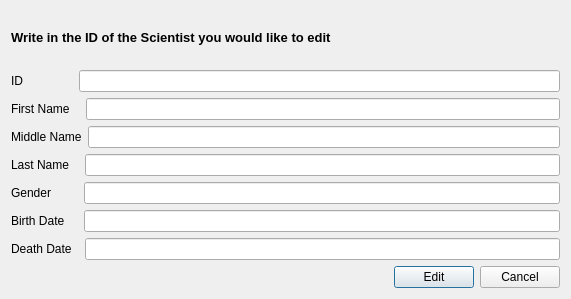
Above: Skil 3/UI/editscientist.ui from SenpaiPlz/0011Week before the change. Below: the same form after it.
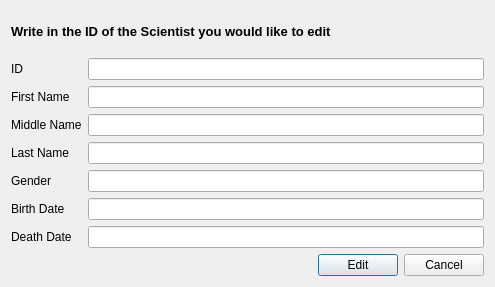
That is the form after the change. Icons and pictures are not drawn.

The edit to the form file:
```diff
--- a/Skil 3/UI/editscientist.ui
+++ b/Skil 3/UI/editscientist.ui
@@ -6,8 +6,8 @@
    <rect>
     <x>0</x>
     <y>0</y>
-    <width>571</width>
-    <height>299</height>
+    <width>495</width>
+    <height>287</height>
    </rect>
   </property>
   <property name="font">
@@ -43,99 +43,75 @@
     </layout>
    </item>
    <item>
-    <layout class="QHBoxLayout" name="horizontalLayout">
-     <item>
+    <layout class="QFormLayout" name="formLayout">
+     <item row="0" column="0">
       <widget class="QLabel" name="label_2">
        <property name="text">
         <string>ID               </string>
        </property>
       </widget>
      </item>
-     <item>
+     <item row="0" column="1">
       <widget class="QLineEdit" name="edit_id"/>
      </item>
-    </layout>
-   </item>
-   <item>
-    <layout class="QHBoxLayout" name="horizontalLayout_2">
-     <item>
+     <item row="1" column="0">
       <widget class="QLabel" name="label_3">
        <property name="text">
         <string>First Name   </string>
        </property>
       </widget>
      </item>
-     <item>
+     <item row="1" column="1">
       <widget class="QLineEdit" name="edit_first_name"/>
      </item>
-    </layout>
-   </item>
-   <item>
-    <layout class="QHBoxLayout" name="horizontalLayout_3">
-     <item>
+     <item row="2" column="0">
       <widget class="QLabel" name="label_4">
        <property name="text">
         <string>Middle Name</string>
        </property>
       </widget>
      </item>
-     <item>
+     <item row="2" column="1">
       <widget class="QLineEdit" name="edit_middle_name"/>
      </item>
-    </layout>
-   </item>
-   <item>
-    <layout class="QHBoxLayout" name="horizontalLayout_4">
-     <item>
+     <item row="3" column="0">
       <widget class="QLabel" name="label_5">
        <property name="text">
         <string>Last Name   </string>
        </property>
       </widget>
      </item>
-     <item>
+     <item row="3" column="1">
       <widget class="QLineEdit" name="edit_last_name"/>
      </item>
-    </layout>
-   </item>
-   <item>
-    <layout class="QHBoxLayout" name="horizontalLayout_5">
-     <item>
+     <item row="4" column="0">
       <widget class="QLabel" name="label_6">
        <property name="text">
         <string>Gender        </string>
        </property>
       </widget>
      </item>
-     <item>
+     <item row="4" column="1">
       <widget class="QLineEdit" name="edit_gender"/>
      </item>
-    </layout>
-   </item>
-   <item>
-    <layout class="QHBoxLayout" name="horizontalLayout_6">
-     <item>
+     <item row="5" column="0">
       <widget class="QLabel" name="label_7">
        <property name="text">
         <string>Birth Date    </string>
        </property>
       </widget>
      </item>
-     <item>
+     <item row="5" column="1">
       <widget class="QLineEdit" name="edit_bday"/>
      </item>
-    </layout>
-   </item>
-   <item>
-    <layout class="QHBoxLayout" name="horizontalLayout_7">
-     <item>
+     <item row="6" column="0">
       <widget class="QLabel" name="label_8">
        <property name="text">
         <string>Death Date  </string>
        </property>
       </widget>
      </item>
-     <item>
+     <item row="6" column="1">
       <widget class="QLineEdit" name="edit_dday"/>
      </item>
     </layout>
```
